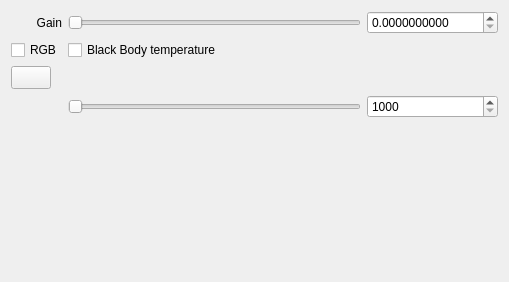
This is qtgui/lightgroup.ui in sungsoo/luxrender-lux as Qt 5 draws it before an edit. The edited form follows.
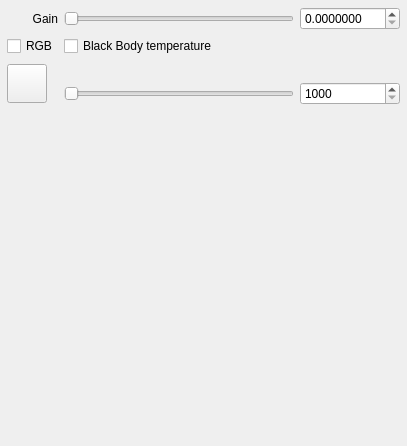
This is the edited form. Icons and pictures are not drawn.

Commit message: Implemented the network tab in the qt gui. It should now be roughly feature complete vs the wx gui. Tweaking of the lightgroup widget layout (patch by vIiRuS)

What changed in the file:
```diff
--- a/qtgui/lightgroup.ui
+++ b/qtgui/lightgroup.ui
@@ -6,16 +6,25 @@
    <rect>
     <x>0</x>
     <y>0</y>
-    <width>509</width>
-    <height>282</height>
+    <width>407</width>
+    <height>446</height>
    </rect>
   </property>
   <property name="windowTitle">
    <string>Form</string>
   </property>
   <layout class="QVBoxLayout" name="verticalLayout">
+   <property name="spacing">
+    <number>6</number>
+   </property>
+   <property name="margin">
+    <number>7</number>
+   </property>
    <item>
     <layout class="QGridLayout" name="gridLayout">
+     <property name="verticalSpacing">
+      <number>6</number>
+     </property>
      <item row="0" column="0">
       <widget class="QLabel" name="label_gain">
        <property name="text">
@@ -28,6 +37,12 @@
      </item>
      <item row="0" column="1">
       <widget class="QSlider" name="slider_gain">
+       <property name="minimumSize">
+        <size>
+         <width>150</width>
+         <height>0</height>
+        </size>
+       </property>
        <property name="maximum">
         <number>512</number>
        </property>
@@ -38,8 +53,20 @@
      </item>
      <item row="0" column="2">
       <widget class="QDoubleSpinBox" name="spinBox_gain">
+       <property name="sizePolicy">
+        <sizepolicy hsizetype="Expanding" vsizetype="Fixed">
+         <horstretch>0</horstretch>
+         <verstretch>0</verstretch>
+        </sizepolicy>
+       </property>
+       <property name="maximumSize">
+        <size>
+         <width>100</width>
+         <height>25</height>
+        </size>
+       </property>
        <property name="decimals">
-        <number>10</number>
+        <number>7</number>
        </property>
        <property name="maximum">
         <double>10000.000000000000000</double>
@@ -56,28 +83,30 @@
        </property>
       </widget>
      </item>
-     <item row="1" column="1">
+     <item row="1" column="1" colspan="2">
       <widget class="QCheckBox" name="checkBox_enableBB">
        <property name="text">
         <string>Black Body temperature</string>
        </property>
       </widget>
      </item>
-     <item row="2" column="0">
-      <widget class="QToolButton" name="toolButton_colorpicker">
-       <property name="text">
-        <string/>
-       </property>
-       <property name="iconSize">
-        <size>
-         <width>32</width>
-         <height>16</height>
-        </size>
-       </property>
-      </widget>
-     </item>
      <item row="2" column="1">
       <widget class="QLabel" name="label_colortemp">
+       <property name="enabled">
+        <bool>true</bool>
+       </property>
+       <property name="sizePolicy">
+        <sizepolicy hsizetype="Preferred" vsizetype="Preferred">
+         <horstretch>0</horstretch>
+         <verstretch>0</verstretch>
+        </sizepolicy>
+       </property>
+       <property name="minimumSize">
+        <size>
+         <width>150</width>
+         <height>0</height>
+        </size>
+       </property>
        <property name="text">
         <string/>
        </property>
@@ -89,8 +118,36 @@
        </property>
       </widget>
      </item>
-     <item row="4" column="1">
+     <item row="2" column="0" rowspan="2">
+      <widget class="QToolButton" name="toolButton_colorpicker">
+       <property name="layoutDirection">
+        <enum>Qt::LeftToRight</enum>
+       </property>
+       <property name="autoFillBackground">
+        <bool>false</bool>
+       </property>
+       <property name="text">
+        <string/>
+       </property>
+       <property name="iconSize">
+        <size>
+         <width>32</width>
+         <height>32</height>
+        </size>
+       </property>
+      </widget>
+     </item>
+     <item row="3" column="1">
       <widget class="QSlider" name="slider_colortemp">
+       <property name="enabled">
+        <bool>true</bool>
+       </property>
+       <property name="minimumSize">
+        <size>
+         <width>150</width>
+         <height>0</height>
+        </size>
+       </property>
        <property name="maximum">
         <number>512</number>
        </property>
@@ -99,8 +156,20 @@
        </property>
       </widget>
      </item>
-     <item row="4" column="2">
+     <item row="3" column="2">
       <widget class="QDoubleSpinBox" name="spinBox_colortemp">
+       <property name="sizePolicy">
+        <sizepolicy hsizetype="Expanding" vsizetype="Fixed">
+         <horstretch>0</horstretch>
+         <verstretch>0</verstretch>
+        </sizepolicy>
+       </property>
+       <property name="maximumSize">
+        <size>
+         <width>100</width>
+         <height>25</height>
+        </size>
+       </property>
        <property name="decimals">
         <number>0</number>
        </property>
```
Left out of the diff: 9 changed lines with no effect on the pictures. The commit also changes 3 other files.
